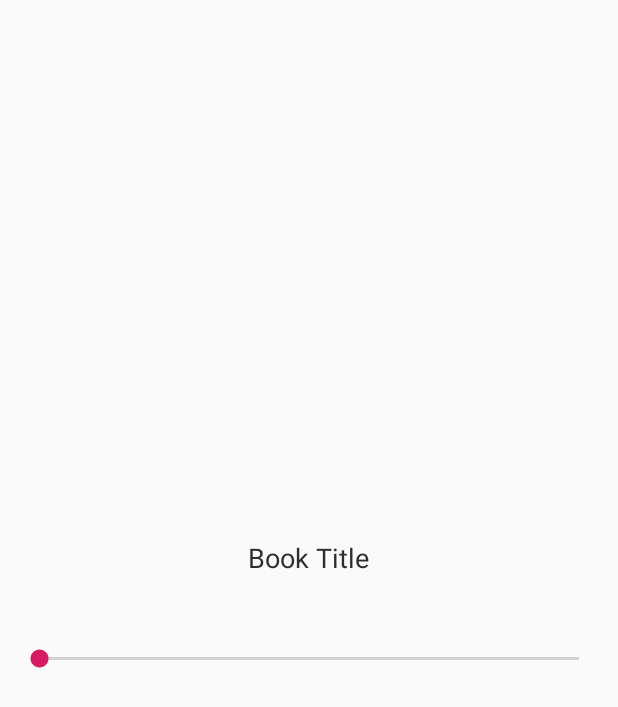
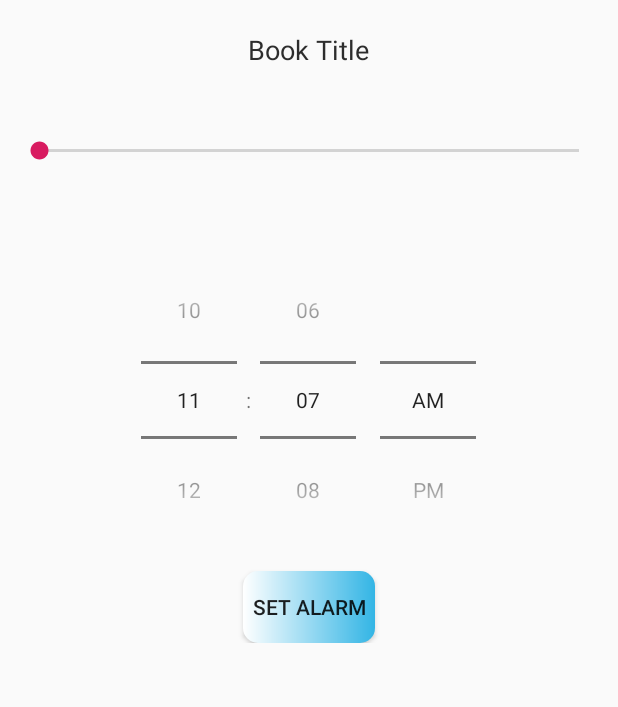
Before and after one commit to VaibhavAtara/Dynamic_tabs, an Android app: the book_act screen opened directly, with no data from a screen before it, on a phone screen of 412 x 824 dp. Shown: the top 707 px of the screen. Run offline under Robolectric (Android 15) with nearby library versions, the phone set to English and light mode, and no system bars; our stand-ins replace Shimmer; 19 statements that could not run were skipped.

Commit message:
set alarm

```diff
--- a/app/src/main/AndroidManifest.xml
+++ b/app/src/main/AndroidManifest.xml
@@ -17,7 +17,6 @@
         android:roundIcon="@mipmap/ic_launcher_round"
         android:supportsRtl="true"
         android:theme="@style/AppTheme">
-        <activity android:name=".TimedActivity"></activity>
         <activity android:name=".Survelliance" />
         <activity android:name=".Devices" />
         <activity android:name=".BottomNavigation">
--- a/app/src/main/java/com/example/dynamic_tabs/book_act.java
+++ b/app/src/main/java/com/example/dynamic_tabs/book_act.java
@@ -1,9 +1,11 @@
 package com.example.dynamic_tabs;
 
 import android.app.AlarmManager;
+import android.app.PendingIntent;
 import android.app.TimePickerDialog;
 import android.content.Context;
 import android.content.Intent;
+import android.os.Build;
 import android.os.Bundle;
 import android.view.View;
 import android.widget.Button;
@@ -38,14 +40,21 @@ public class book_act extends AppCompatActivity{
     Button button;
     SeekBar seekBar;
 
+
+    TimePicker timePicker;
+    Button setAlarm;
+
+    DeviceObject deviceObject;
+    JSONObject object;
+
     @Override
     protected void onCreate(Bundle savedInstanceState) {
         super.onCreate(savedInstanceState);
         setContentView(R.layout.activity_book_act);
         //###########################################
         Intent intent = getIntent();
-        final DeviceObject deviceObject = intent.getParcelableExtra("DeviceObject");
-        final JSONObject object=new JSONObject();
+         deviceObject = intent.getParcelableExtra("DeviceObject");
+         object=new JSONObject();
         try {
             object.put("_id", deviceObject.getId());
             object.put("type", deviceObject.getType());
@@ -70,6 +79,8 @@ public class book_act extends AppCompatActivity{
         ack_val = (TextView) findViewById(R.id.ack_val);
 
 
+        timePicker = (TimePicker)findViewById(R.id.timepicker);
+        setAlarm = (Button)findViewById(R.id.setAlarm);
 
 
         type.setText(deviceObject.getType());
@@ -89,6 +100,8 @@ public class book_act extends AppCompatActivity{
             seekBar.setVisibility(View.GONE);
             button.setVisibility(View.VISIBLE);
             ack_val.setVisibility(View.VISIBLE);
+            timePicker.setVisibility(View.GONE);
+            setAlarm.setVisibility(View.GONE);
         }
 
         if(deviceObject.getType().equals("fan"))
@@ -166,12 +179,56 @@ public class book_act extends AppCompatActivity{
 
     //###########################################################################################################################################################
 
+        setAlarm.setOnClickListener(new View.OnClickListener() {
+            @Override
+            public void onClick(View view) {
+                Calendar calendar = Calendar.getInstance();
+                if(Build.VERSION.SDK_INT >= 23) {
+                    calendar.set(calendar.get(Calendar.YEAR),
+                            calendar.get(Calendar.MONTH),
+                            calendar.get(Calendar.DAY_OF_MONTH),
+                            timePicker.getHour(),
+                            timePicker.getMinute(),
+                            0);
+                }
+                else{
+                    calendar.set(calendar.get(Calendar.YEAR),
+                            calendar.get(Calendar.MONTH),
+                            calendar.get(Calendar.DAY_OF_MONTH),
+                            timePicker.getCurrentHour(),
+                            timePicker.getCurrentMinute(),
+                            0);
+                }
+
+                SetAlarm(calendar.getTimeInMillis());
+
+            }
+        });
         //###############################################################################################################################################
     }
 
 
 
+    private void SetAlarm(long timeInMillis) {
+        AlarmManager alarmManager = (AlarmManager)getSystemService(Context.ALARM_SERVICE);
+        Intent intent = new Intent(this,PublishMessage.class);
+        try {
+            if(deviceObject.getType().equals("fan"))
+                object.put("message","5");
+            else
+                object.put("message", "1024");
 
+        }catch (Exception e){}
+        intent.putExtra("topic",deviceObject.getCategory());
+        intent.putExtra("message",String.valueOf(object));
+
+
+        PendingIntent pendingIntent = PendingIntent.getBroadcast(this,0,intent,0);
+
+        alarmManager.setRepeating(AlarmManager.RTC_WAKEUP,timeInMillis,AlarmManager.INTERVAL_DAY,pendingIntent);
+
+        Toast.makeText(getApplicationContext(),String.valueOf(object),Toast.LENGTH_SHORT).show();
+    }
 
 
 }
--- /dev/null
+++ b/app/src/main/res/drawable/setalarm_button.xml
@@ -0,0 +1,7 @@
+<?xml version="1.0" encoding="utf-8"?>
+<shape xmlns:android="http://schemas.android.com/apk/res/android"
+    android:shape="rectangle">
+    <gradient android:startColor="@android:color/white" android:endColor="@android:color/holo_blue_light"/>
+    <corners android:radius="10dp"/>
+
+</shape>
--- a/app/src/main/res/layout/activity_book_act.xml
+++ b/app/src/main/res/layout/activity_book_act.xml
@@ -7,9 +7,10 @@
     tools:context=".book_act">
 
     <androidx.core.widget.NestedScrollView
+        android:id="@+id/scrollView"
         android:layout_width="match_parent"
-        android:layout_height="match_parent"
-        android:layout_marginTop="10dp"
+        android:layout_height="wrap_content"
+        android:layout_marginTop="5dp"
         android:padding="10dp">
 
 
@@ -36,7 +37,7 @@
 
             <TextView
                 android:id="@+id/booktitle"
-                android:layout_marginTop="10dp"
+                android:layout_marginTop="0dp"
                 android:padding="5dp"
                 android:layout_width="wrap_content"
                 android:layout_height="wrap_content"
@@ -48,7 +49,7 @@
 
             <Button
                 android:id="@+id/publish"
-                android:layout_marginTop="5dp"
+                android:layout_marginTop="0dp"
                 android:layout_width="100dp"
                 android:layout_height="match_parent"
                 android:text="Publish"/>
@@ -71,16 +72,43 @@
                 android:text="Value:"
                 android:textColor="@android:color/holo_green_dark"
                 android:textSize="18sp"
-                android:layout_marginTop="5dp"
+                android:layout_marginTop="0dp"
                 android:layout_width="wrap_content"
                 android:layout_height="wrap_content"/>
 
         </com.facebook.shimmer.ShimmerFrameLayout>
 
 
+        </LinearLayout>
+
+    </androidx.core.widget.NestedScrollView>
+
+    <LinearLayout
+        android:orientation="vertical"
+        android:layout_below="@id/scrollView"
+        android:id="@+id/timer"
+        android:layout_centerInParent="true"
+        android:gravity="center"
+        android:layout_width="match_parent"
+        android:layout_height="wrap_content">
 
 
-        </LinearLayout>
-    </androidx.core.widget.NestedScrollView>
+        <TimePicker
+            android:id="@+id/timepicker"
+            android:timePickerMode="spinner"
+            android:backgroundTint="@color/colorPrimaryDark"
+            android:layout_width="wrap_content"
+            android:layout_height="wrap_content"/>
+
+        <Button
+            android:id="@+id/setAlarm"
+            android:text="Set Alarm"
+            android:background="@drawable/setalarm_button"
+            android:layout_marginTop="8dp"
+            android:layout_width="wrap_content"
+            android:layout_height="wrap_content"/>
+
+
+    </LinearLayout>
 
 </RelativeLayout>
```
Also changed, not shown: app/src/main/java/com/example/dynamic_tabs/BottomNavigation.java (+7 -3 lines), app/src/main/java/com/example/dynamic_tabs/PublishMessage.java (+7 -6 lines), app/src/main/java/com/example/dynamic_tabs/TimedActivity.java (deleted, +0 -68 lines), app/src/main/res/layout/activity_timed.xml (deleted, +0 -33 lines).
